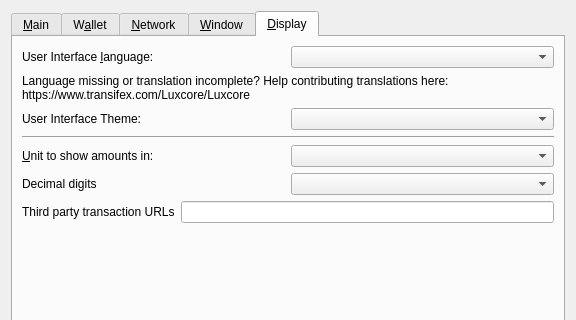
The window that src/qt/forms/optionsdialog.ui (KingricharVD/astra) describes before a commit, drawn with Qt 5; both pictures show x 0 to 576 and y 0 to 320 of the 576 by 460 pixel window.
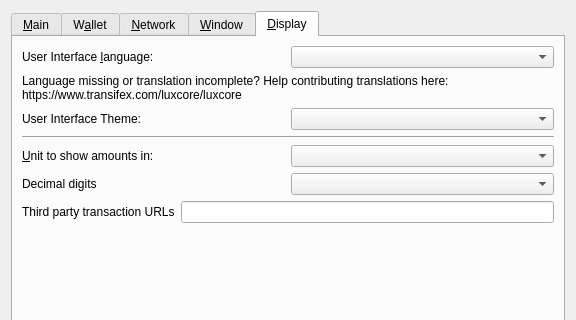
The same window after the commit. The open tabs and pages were chosen to show the change. Custom widgets are drawn as their Qt base class.

What changed in the file:
```diff
--- a/src/qt/forms/optionsdialog.ui
+++ b/src/qt/forms/optionsdialog.ui
@@ -618,7 +618,7 @@
          </property>
          <property name="text">
           <string>Language missing or translation incomplete? Help contributing translations here:
-https://www.transifex.com/Luxcore/Luxcore</string>
+https://www.transifex.com/luxcore/luxcore</string>
          </property>
          <property name="wordWrap">
           <bool>true</bool>
```
